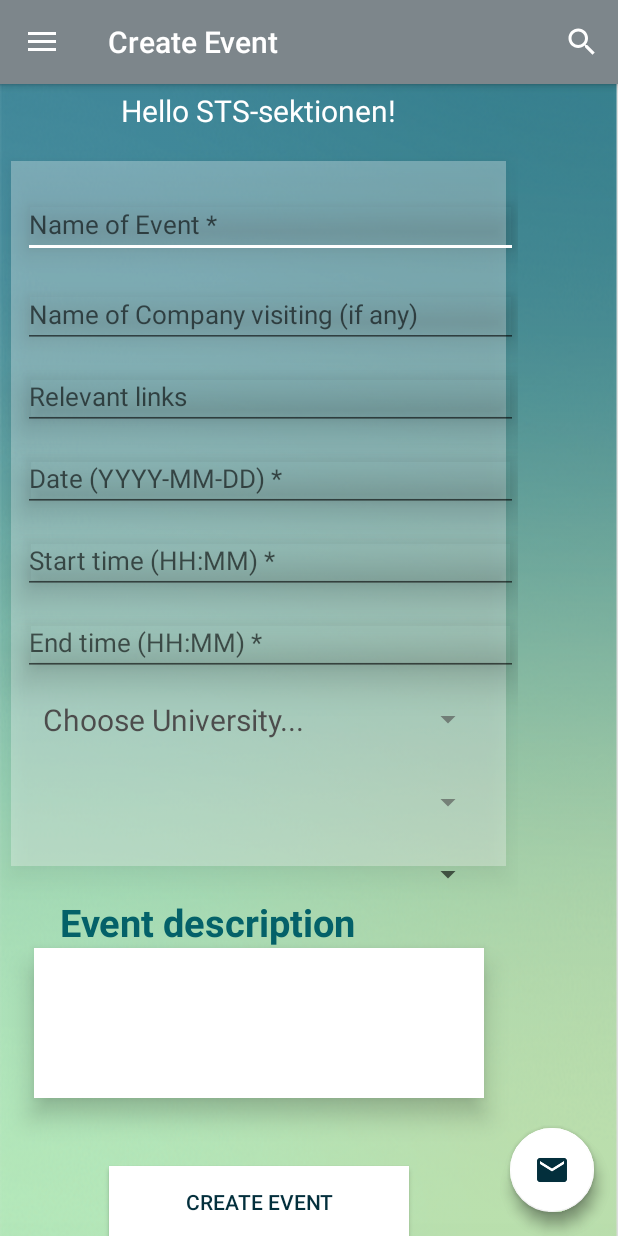
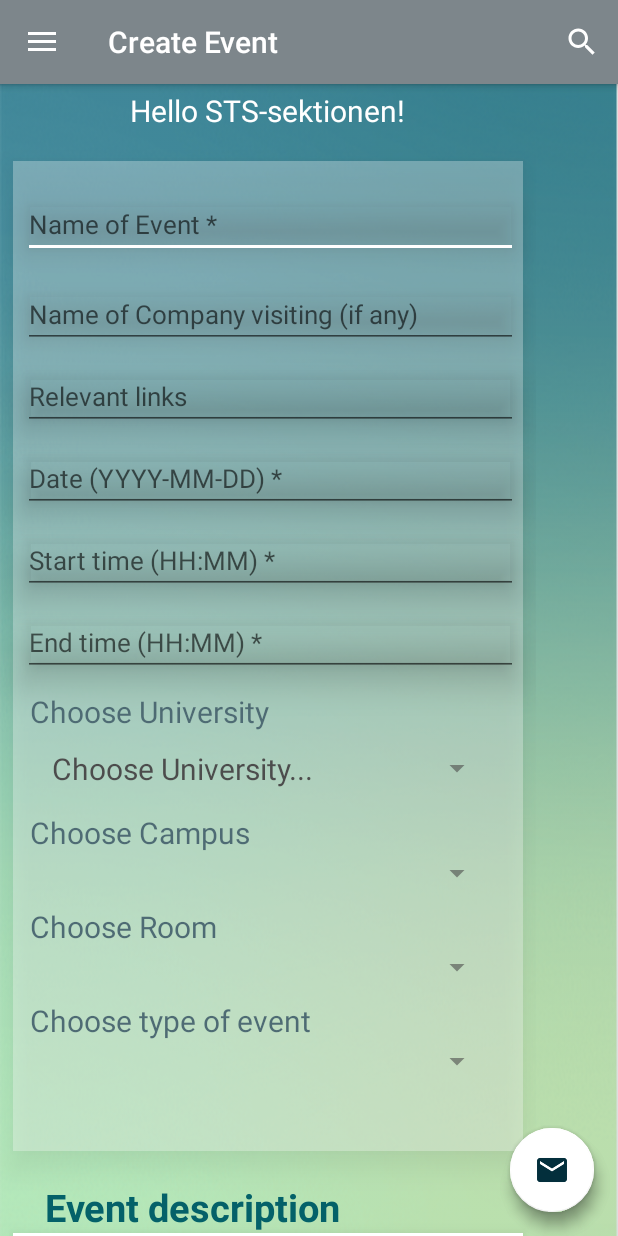
Before and after one commit to elsabergman/Kandidatarb, an Android app: the screen it shows after launch (add_event), on a phone screen of 412 x 824 dp. Run offline under Robolectric (Android 15) with nearby library versions, the phone set to English and light mode, and no system bars; 4 statements that could not run were skipped.

Commit message:
expandable list done + some design trials

```diff
--- a/app/src/main/java/com/example/android/campusapp/org_my_events.java
+++ b/app/src/main/java/com/example/android/campusapp/org_my_events.java
@@ -122,6 +122,7 @@ public class org_my_events extends SlidingMenuActivity {
                     String end_time = json_data.getString("stop_time");
                     String owner = json_data.getString("owner");
                     String description = json_data.getString("description");
+                //    String id =json_data.getString("id");
                     list.get(i).put(FIRST_COLUMN, date);
                     list.get(i).put(SECOND_COLUMN,start_time + "- " +end_time );
                     list.get(i).put(THIRD_COLUMN,owner );
@@ -136,12 +137,12 @@ public class org_my_events extends SlidingMenuActivity {
                     Log.d(start_time,"start");
                     Log.d(end_time, "end");
                     Log.d(description,"description");
+                   // Log.d(id, "id");
 
 
                 }
 
                 adapter=new ListViewAdapter(this, list, listView);
-                System.out.println(list);
                 listView.setAdapter(adapter);
 
 
--- a/app/src/main/res/layout/add_event.xml
+++ b/app/src/main/res/layout/add_event.xml
@@ -31,11 +31,10 @@
 
     <View
         android:id="@+id/background_addEvent"
-        android:layout_width="330dp"
-        android:layout_height="470dp"
+        android:layout_width="340dp"
+        android:layout_marginLeft="17dp"
+        android:layout_height="660dp"
         android:layout_centerHorizontal="true"
-        android:layout_marginLeft="7dp"
-        android:layout_marginRight="7dp"
         android:layout_below="@id/welcome"
         android:background="@color/white"
         android:layout_marginTop="20dp"
@@ -45,9 +44,6 @@
 
 
         />
-
-
-
 
             <EditText
         android:id="@+id/input_add_event"
@@ -162,6 +158,16 @@
         android:maxLines="1"
 
         />
+            <TextView
+                android:layout_width="wrap_content"
+                android:layout_height="wrap_content"
+                android:id="@+id/myUni"
+                android:text="Choose University"
+                android:textColor="@color/darkest_blue"
+                android:layout_below="@id/end_time"
+                android:layout_marginTop="10dp"
+                android:layout_marginLeft="20dp"
+                android:textSize="20sp"/>
 
 
             <Spinner
@@ -169,32 +175,68 @@
                 android:id="@+id/choose_university"
                 android:layout_width="300dp"
                 android:layout_height="wrap_content"
-                android:layout_below="@id/end_time"
+                android:layout_below="@id/myUni"
                 android:layout_centerHorizontal="true"
-                android:layout_marginTop="10dp"
-                android:layout_marginBottom="20dp"
+                android:layout_marginTop="5dp"
+                android:layout_marginBottom="10dp"
                 android:entries="@array/campuses_array" />
 
-
+            <TextView
+                android:layout_width="wrap_content"
+                android:layout_height="wrap_content"
+                android:id="@+id/myCampus"
+                android:text="Choose Campus"
+                android:textColor="@color/darkest_blue"
+                android:layout_below="@id/choose_university"
+                android:layout_marginLeft="20dp"
+                android:textSize="20sp"/>
             <Spinner
                 android:id="@+id/choose_campus"
                 android:layout_width="300dp"
                 android:layout_height="wrap_content"
-                android:layout_below="@id/choose_university"
+                android:layout_below="@id/myCampus"
                 android:layout_centerHorizontal="true"
-                android:layout_marginTop="4dp"
-                android:layout_marginBottom="20dp"
+                android:layout_marginTop="1dp"
+                android:layout_marginBottom="10dp"
                 />
 
-
+            <TextView
+                android:layout_width="wrap_content"
+                android:layout_height="wrap_content"
+                android:id="@+id/myRoom"
+                android:text="Choose Room"
+                android:textColor="@color/darkest_blue"
+                android:layout_below="@id/choose_campus"
+                android:layout_marginLeft="20dp"
+                android:textSize="20sp"/>
             <Spinner
                 android:id="@+id/choose_room"
                 android:layout_width="300dp"
                 android:layout_height="wrap_content"
-                android:layout_below="@id/choose_campus"
+                android:layout_below="@id/myRoom"
                 android:layout_centerHorizontal="true"
-                android:layout_marginTop="4dp"
-                android:layout_marginBottom="20dp"
+                android:layout_marginTop="1dp"
+                android:layout_marginBottom="10dp"
+                />
+
+            <TextView
+                android:layout_width="wrap_content"
+                android:layout_height="wrap_content"
+                android:id="@+id/myType"
+                android:text="Choose type of event"
+                android:textColor="@color/darkest_blue"
+                android:layout_below="@id/choose_room"
+                android:layout_marginLeft="20dp"
+                android:textSize="20sp"/>
+
+            <Spinner
+                android:id="@+id/choose_type"
+                android:layout_width="300dp"
+                android:layout_height="wrap_content"
+                android:layout_below="@id/myType"
+                android:layout_centerHorizontal="true"
+                android:layout_marginTop="1dp"
+                android:layout_marginBottom="10dp"
                 />
 
             <!-- android:entries="@array/campuses_array"-->
@@ -205,7 +247,7 @@
         android:layout_height="wrap_content"
         android:text="Event description"
         android:layout_below="@id/background_addEvent"
-        android:layout_marginLeft="40dp"
+        android:layout_marginLeft="30dp"
         android:layout_marginTop="10dp"
         android:textStyle="bold"
         android:textSize="25sp"
@@ -216,8 +258,8 @@
 
     <EditText
         android:id="@+id/eventDescription"
-        android:layout_width="300dp"
-        android:layout_height="100dp"
+        android:layout_width="340dp"
+        android:layout_height="140dp"
         android:layout_marginBottom="35dp"
         android:background="#FFFFFFFF"
         android:isScrollContainer="false"
```
Also changed, not shown: app/src/main/java/com/example/android/campusapp/ListViewAdapter.java (+5 -3 lines), app/src/main/java/com/example/android/campusapp/add_event.java (+46 -0 lines), app/src/main/res/drawable/list_row_color.xml (added, +7 -0 lines), app/src/main/res/layout/column_rows.xml (+57 -2 lines).
